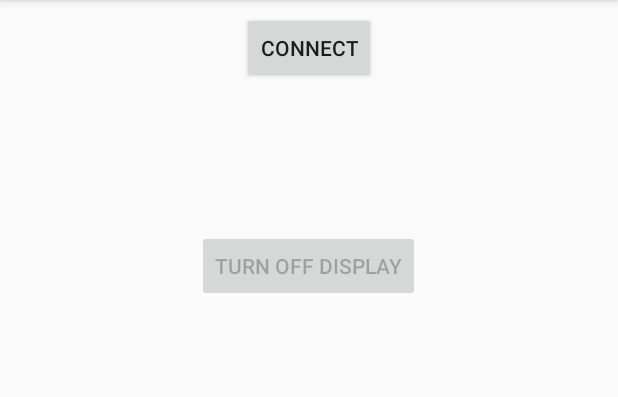
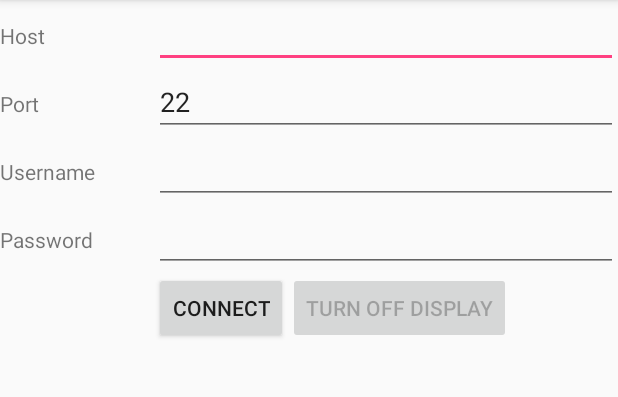
Before and after one commit to ivanatora/RemoteCommand, an Android app: the screen it shows after launch (MainActivity), after a tap on "CONNECT", on a phone screen of 412 x 824 dp, the part 84-481 px from its top. Run offline under Robolectric (Android 15) with nearby library versions, the phone set to English and light mode, and no system bars.

Commit message:
connection options on variables

```diff
--- a/app/src/main/java/com/example/ivanatora/remotecommand/MainActivity.java
+++ b/app/src/main/java/com/example/ivanatora/remotecommand/MainActivity.java
@@ -10,6 +10,7 @@ import android.app.ProgressDialog;
 import android.content.Context;
 import android.net.ConnectivityManager;
 import android.net.NetworkInfo;
+import android.widget.EditText;
 import android.widget.Toast;
 import android.widget.Button;
 import android.util.Log;
@@ -28,8 +29,22 @@ public class MainActivity extends AppCompatActivity {
     }
 
     public void connect(View view) {
+        String sHost = ((EditText) findViewById(R.id.txtHost)).getText().toString();
+        String sPort = ((EditText) findViewById(R.id.txtPort)).getText().toString();
+        String sUsername = ((EditText) findViewById(R.id.txtUsername)).getText().toString();
+        String sPassword = ((EditText) findViewById(R.id.txtPassword)).getText().toString();
+
+        Log.v(TAG, "params: " + sHost +":"+sPort+":"+sUsername+":"+sPassword);
+
+        if (sHost.isEmpty() || sPort.isEmpty() || sUsername.isEmpty() || sPassword.isEmpty()) {
+            Log.v(TAG, "have empty values");
+            Context context = getApplicationContext();
+            Toast.makeText(context, "Fill all fields", android.widget.Toast.LENGTH_LONG).show();
+            return;
+        }
+
         ConnectTask task = new ConnectTask();
-        task.execute();
+        task.execute(sHost, sPort, sUsername, sPassword);
     }
 
     public void cmdTurnOffDisplay(View view) {
@@ -111,9 +126,9 @@ public class MainActivity extends AppCompatActivity {
             JSch jsch = new JSch();
             Session session = null;
             try {
-                session = jsch.getSession("", "192.168.2.235", 22);
+                session = jsch.getSession(params[2], params[0], Integer.parseInt(params[1]));
                 session.setConfig(config);
-                session.setPassword("");
+                session.setPassword(params[3]);
                 session.connect();
                 session.setServerAliveInterval(1000);
 
--- a/app/src/main/res/layout/activity_main.xml
+++ b/app/src/main/res/layout/activity_main.xml
@@ -6,30 +6,113 @@
     android:layout_height="match_parent"
     tools:context="com.example.ivanatora.remotecommand.MainActivity">
 
-    <RelativeLayout
+    <LinearLayout xmlns:android="http://schemas.android.com/apk/res/android"
+        android:layout_width="fill_parent"
+        android:layout_height="wrap_content"
+        android:orientation="vertical">
+
+        <LinearLayout
+            android:layout_width="fill_parent"
+            android:layout_height="wrap_content"
+            android:orientation="horizontal">
+
+            <TextView
                 android:layout_width="0dp"
-        android:layout_height="0dp"
-        android:layout_marginEnd="1dp"
-        android:layout_marginRight="1dp"
-        app:layout_constraintRight_toRightOf="parent"
-        android:layout_marginLeft="1dp"
-        app:layout_constraintLeft_toLeftOf="parent"
-        tools:layout_constraintTop_creator="1"
-        tools:layout_constraintRight_creator="1"
-        tools:layout_constraintBottom_creator="1"
-        android:layout_marginStart="1dp"
-        app:layout_constraintBottom_toBottomOf="parent"
-        android:layout_marginTop="8dp"
-        tools:layout_constraintLeft_creator="1"
-        android:layout_marginBottom="8dp"
-        app:layout_constraintTop_toTopOf="parent">
+                android:layout_height="wrap_content"
+                android:layout_weight="0.25"
+                android:text="Host" />
+
+            <EditText
+                android:id="@+id/txtHost"
+                android:layout_width="0dp"
+                android:layout_height="wrap_content"
+                android:layout_weight="0.75"
+                android:ems="10" />
+        </LinearLayout>
+
+        <LinearLayout
+            android:layout_width="fill_parent"
+            android:layout_height="wrap_content"
+            android:orientation="horizontal">
+
+            <TextView
+                android:layout_width="0dp"
+                android:layout_height="wrap_content"
+                android:layout_weight="0.25"
+                android:text="Port" />
+
+            <EditText
+                android:id="@+id/txtPort"
+                android:layout_width="0dp"
+                android:layout_height="wrap_content"
+                android:layout_weight="0.75"
+                android:ems="10"
+                android:text="22"
+                android:inputType="number" />
+        </LinearLayout>
+
+        <LinearLayout
+            android:layout_width="fill_parent"
+            android:layout_height="wrap_content"
+            android:orientation="horizontal">
+
+            <TextView
+                android:layout_width="0dp"
+                android:layout_height="wrap_content"
+                android:layout_weight="0.25"
+                android:text="Username" />
+
+            <EditText
+                android:id="@+id/txtUsername"
+                android:layout_width="0dp"
+                android:layout_height="wrap_content"
+                android:layout_weight="0.75"
+                android:ems="10" />
+        </LinearLayout>
+
+        <LinearLayout
+            android:layout_width="fill_parent"
+            android:layout_height="wrap_content"
+            android:orientation="horizontal">
+
+            <TextView
+                android:layout_width="0dp"
+                android:layout_height="wrap_content"
+                android:layout_weight="0.25"
+                android:text="Password" />
+
+
+            <EditText
+                android:id="@+id/txtPassword"
+                android:layout_width="0dp"
+                android:layout_height="wrap_content"
+                android:layout_weight="0.75"
+                android:ems="10"
+                android:inputType="textPassword" />
+
+        </LinearLayout>
+
+        <LinearLayout
+            android:layout_width="fill_parent"
+            android:layout_height="wrap_content"
+            android:orientation="horizontal">
+
+            <View
+                android:layout_width="0dp"
+                android:layout_height="wrap_content"
+                android:layout_weight="0.25" />
+
+            <LinearLayout
+                android:layout_width="0dp"
+                android:layout_height="wrap_content"
+                android:layout_weight="0.75"
+                android:orientation="horizontal">
+
 
                 <Button
                     android:id="@+id/btnConnect"
                     android:layout_width="wrap_content"
                     android:layout_height="wrap_content"
-            android:layout_alignParentTop="true"
-            android:layout_centerHorizontal="true"
                     android:onClick="connect"
                     android:text="Connect" />
 
@@ -37,11 +120,13 @@
                     android:id="@+id/btnCommand1"
                     android:layout_width="wrap_content"
                     android:layout_height="wrap_content"
-            android:layout_below="@+id/btnConnect"
-            android:layout_centerHorizontal="true"
-            android:layout_marginTop="97dp"
                     android:enabled="false"
                     android:onClick="cmdTurnOffDisplay"
                     android:text="Turn Off Display" />
-    </RelativeLayout>
+            </LinearLayout>
+        </LinearLayout>
+
+    </LinearLayout>
+
+
 </android.support.constraint.ConstraintLayout>
```
Lines whose indentation alone changed are shown as unchanged.
